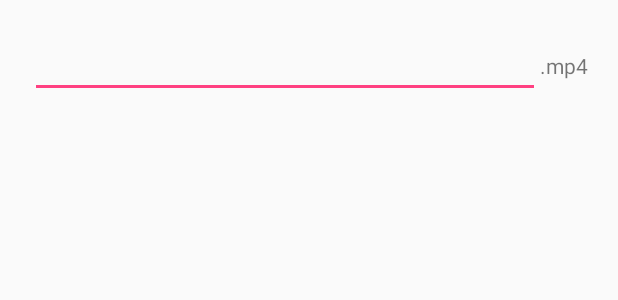
After one commit to houyi19/notepad, an Android app: the layout dialog_rename_file.xml on its own in the app's theme, with its tools: preview values and no code run, on a phone screen of 412 x 824 dp. The commit adds this screen. Shown: the top 300 px of the screen. Run offline under Robolectric (Android 15) with nearby library versions, the light colour scheme and no system bars.

Commit message:
完成重命名文件功能以及修复少量bug

```diff
--- a/app/src/main/java/com/study/notepad/util/onNoteDataChangeListener.java
+++ b/app/src/main/java/com/study/notepad/util/onNoteDataChangeListener.java
@@ -3,5 +3,6 @@ package com.study.notepad.util;
 //监听数据刷新的变化,比如删除;
 public interface onNoteDataChangeListener {
 
-    void onNotiyRefresh(int pos);
+    void onNewDatabaseEntryDelete(int pos);
+    void onDatabaseEntryRenamed(int pos);
 }
--- /dev/null
+++ b/app/src/main/res/layout/dialog_rename_file.xml
@@ -0,0 +1,20 @@
+<?xml version="1.0" encoding="utf-8"?>
+<LinearLayout xmlns:android="http://schemas.android.com/apk/res/android"
+    android:orientation="horizontal" android:layout_width="match_parent"
+    android:layout_height="wrap_content"
+    android:layout_centerHorizontal="true"
+    android:padding="20dp">
+
+    <EditText
+        android:id="@+id/new_name"
+        android:layout_weight="1"
+        android:layout_width="wrap_content"
+        android:layout_height="wrap_content" />
+
+    <TextView
+        android:text=".mp4"
+        android:id="@+id/textView"
+        android:layout_width="wrap_content"
+        android:layout_height="wrap_content" />
+
+</LinearLayout>
--- a/app/src/main/res/values/strings.xml
+++ b/app/src/main/res/values/strings.xml
@@ -30,6 +30,7 @@
     <string name="dialog_action_no">No</string>
     <string name="dialog_title_delete">确认删除...</string>
     <string name="dialog_text_delete">确认删除该文件吗?</string>
+    <string name="dialog_title_rename">重命名文件</string>
 
 
     <!-- Toasts -->
```
Also changed, not shown: app/src/main/java/com/study/notepad/adapter/NoteContentAdapter.java (+13 -3 lines), app/src/main/java/com/study/notepad/dialog/BaseFileDialog.java (+78 -11 lines), app/src/main/java/com/study/notepad/util/DataBaseUtil.java (+28 -4 lines).
